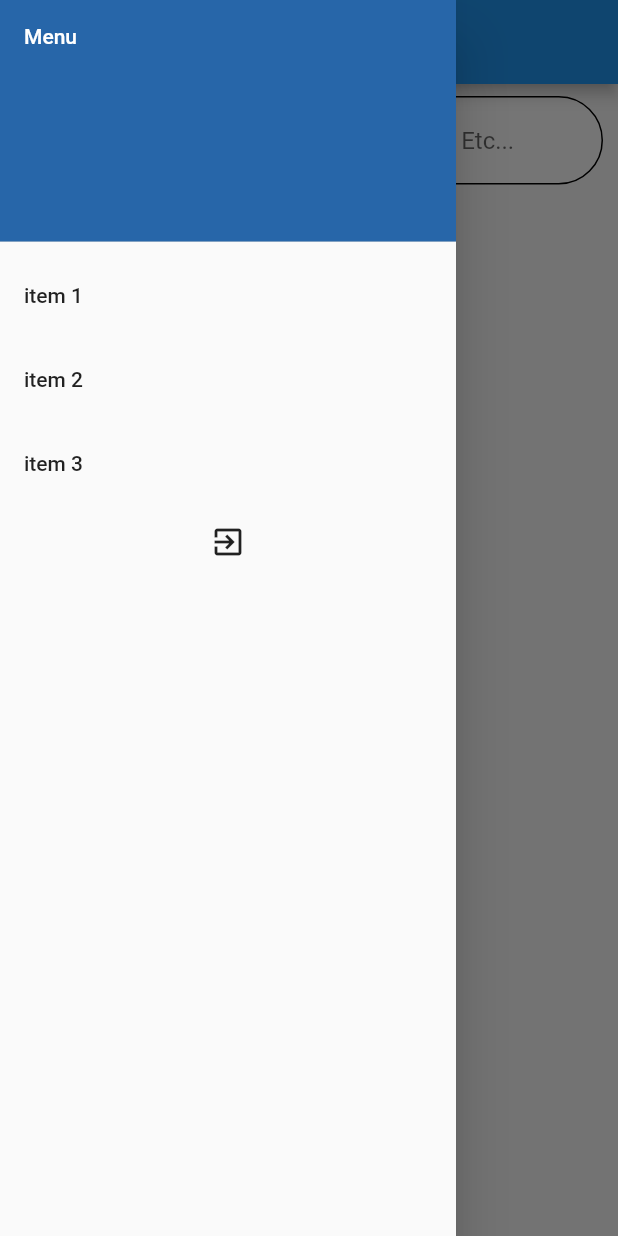
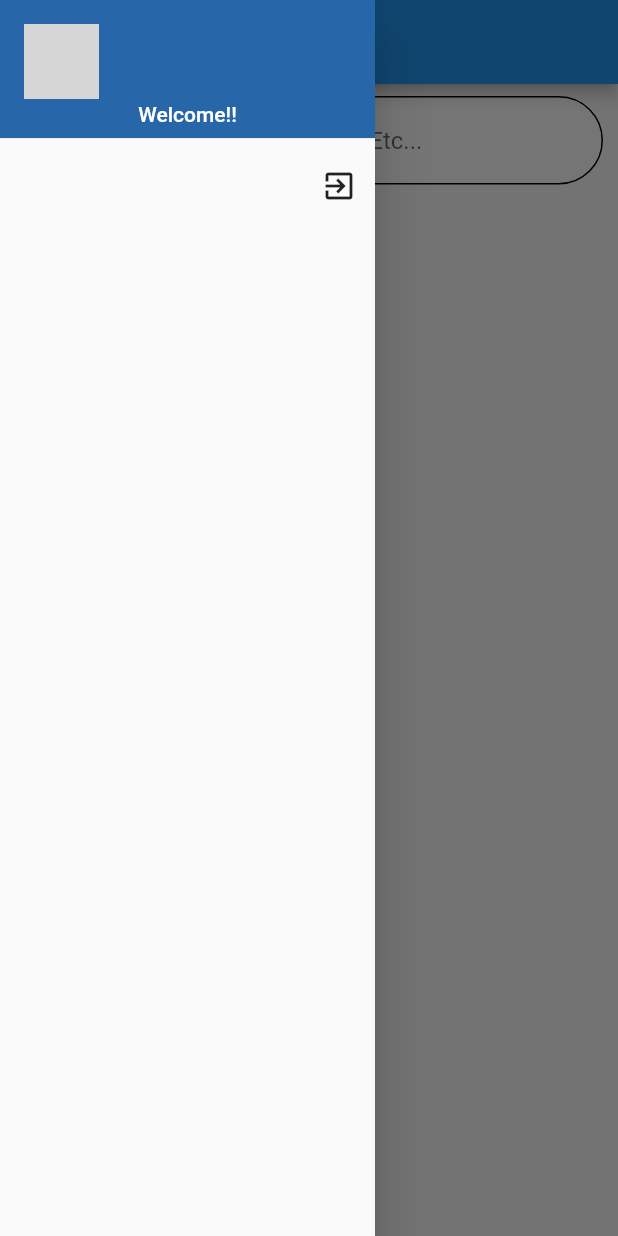
Before and after one commit to amankumar00/MilkApp, a Flutter app: the HomePage screen opened directly, with the side drawer open, on a phone screen of 412 x 824 dp. Run offline on Flutter 3.47's test engine with Material 2 defaults, Android fonts, the phone set to English and light mode, and no system bars; our stand-ins replace firebase_auth, firebase_core, form_field_validator, google_sign_in, progress_dialog; missing offline and left inert: stripe_payment; accounts and stored records are empty; network calls fail; grey boxes are pictures that could not be loaded.

Commit message:
implemented user Name and profile photo

```diff
--- a/lib/Views/HomePage.dart
+++ b/lib/Views/HomePage.dart
@@ -1,24 +1,31 @@
 import 'package:flutter/cupertino.dart';
 import 'package:flutter/material.dart';
-import 'file:///C:/Users/amank/OneDrive/Desktop/milk/MilkApp/lib/Services/Networking.dart';
+import 'package:flutter/widgets.dart';
+import '../Services/Networking.dart';
 import 'CartPage.dart';
-import '../Services//authentication.dart';
+import '../Services/authentication.dart';
 import 'LoginPage.dart';
 import 'dart:core';
+import 'package:firebase_auth/firebase_auth.dart';
 
 class HomePage extends StatefulWidget {
-  static String id = '/';
+  static String id = '/HomePage';
   @override
   _HomePageState createState() => _HomePageState();
 }
 
 class _HomePageState extends State<HomePage> {
+  User user = FirebaseAuth.instance.currentUser;
   Networking networking = Networking();
   var data;
   String brandName;
   String volume;
   String desc;
   int price;
+  String userName;
+  String photoURL;
+  String defaultUrl =
+      'https://thumbs.dreamstime.com/b/default-avatar-profile-icon-social-media-user-vector-default-avatar-profile-icon-social-media-user-vector-portrait-176194876.jpg';
   List<GridViewItems> items = [];
 
   void updateUI() async {
@@ -33,6 +40,8 @@ class _HomePageState extends State<HomePage> {
           brandName: u['brand'],
         );
         items.add(gridViewItem);
+        userName = user.displayName;
+        photoURL = user.photoURL;
       }
     });
   }
@@ -46,33 +55,62 @@ class _HomePageState extends State<HomePage> {
   @override
   Widget build(BuildContext context) {
     return Scaffold(
-      drawer: Drawer(
+      drawer: Container(
+        width: 250,
+        child: Drawer(
           child: ListView(
             children: <Widget>[
-            DrawerHeader(
-              child: Text(
-                'Menu',
+              Container(
+                height: 100,
+                child: DrawerHeader(
+                  child: Container(
+                    child: Column(
+                      children: [
+                        Expanded(
+                          child: Align(
+                            alignment: Alignment.topLeft,
+                            child: Container(
+                              height: 50.0,
+                              width: 50,
+                              decoration: BoxDecoration(
+                                image: DecorationImage(
+                                  image: NetworkImage(
+                                    photoURL != null
+                                        ? '${photoURL}'
+                                        : defaultUrl,
+                                  ),
+                                  fit: BoxFit.fill,
+                                ),
+                                shape: BoxShape.circle,
+                                border: Border.all(
+                                  color: Colors.white30,
+                                  width: 2,
+                                  style: BorderStyle.solid,
+                                ),
+                              ),
+                            ),
+                          ),
+                        ),
+                        Text(
+                          userName != null
+                              ? '${userName.toString()}'
+                              : 'Welcome!!',
                           style: TextStyle(
                             color: Colors.white,
+                          ),
+                        ),
+                      ],
                     ),
                   ),
                   decoration: BoxDecoration(
                     color: Color(0xFF2766A9),
                   ),
                 ),
-            ListTile(
-              title: Text('item 1'),
-              onTap: () {},
               ),
-            ListTile(
-              title: Text('item 2'),
-              onTap: () {},
-            ),
-            ListTile(
-              title: Text('item 3'),
-              onTap: () {},
-            ),
-            IconButton(
+              Expanded(
+                child: Align(
+                  alignment: Alignment.bottomRight,
+                  child: IconButton(
                     icon: Icon(Icons.exit_to_app),
                     splashColor: Colors.transparent,
                     highlightColor: Colors.transparent,
@@ -82,7 +120,10 @@ class _HomePageState extends State<HomePage> {
                           (Route<dynamic> route) => false);
                     }),
                   ),
+                ),
+              ),
             ],
+          ),
         ),
       ),
       appBar: AppBar(
@@ -119,7 +160,7 @@ class SearchTextField extends StatelessWidget {
       padding: EdgeInsets.symmetric(vertical: 8, horizontal: 10),
       child: TextField(
         decoration: InputDecoration(
-            hintText: 'Search for Brands, Volume, Type of Milk Etc...',
+            hintText: 'Search for Brands, Type of Milk Etc...',
             filled: true,
             fillColor: Colors.white70,
             enabledBorder: OutlineInputBorder(
@@ -200,7 +241,6 @@ class GridViewItems extends StatelessWidget {
             child: Padding(
               padding: EdgeInsets.only(
                 top: 30,
-                bottom: 20,
               ),
               child: Row(
                 children: [
--- a/lib/Views/LoginPage.dart
+++ b/lib/Views/LoginPage.dart
@@ -4,9 +4,8 @@ import 'SignUpPage.dart';
 import '../Services//authentication.dart';
 import 'package:form_field_validator/form_field_validator.dart';
 
-//check
 class LoginPage extends StatefulWidget {
-  static String id = '/LoginPage';
+  static String id = '/';
   @override
   _LoginPageState createState() => _LoginPageState();
 }
--- a/lib/Views/SignUpPage.dart
+++ b/lib/Views/SignUpPage.dart
@@ -1,6 +1,6 @@
 import 'package:flutter/material.dart';
 import 'LoginPage.dart';
-import '../Services//authentication.dart';
+import '../Services/authentication.dart';
 import 'HomePage.dart';
 import 'package:form_field_validator/form_field_validator.dart';
 
```
Also changed, not shown: lib/Services/authentication.dart (+12 -10 lines), lib/Views/CartPage.dart (+5 -6 lines), lib/Views/PayPage.dart (+5 -2 lines), 1 other file. Lines whose indentation alone changed are shown as unchanged.
